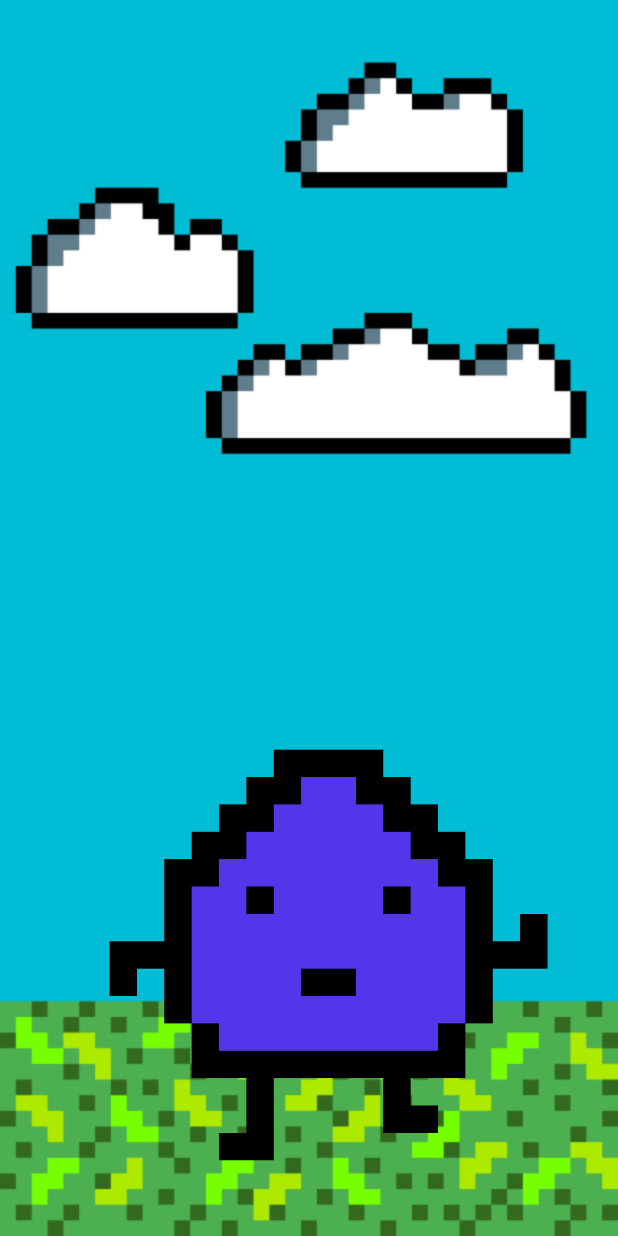
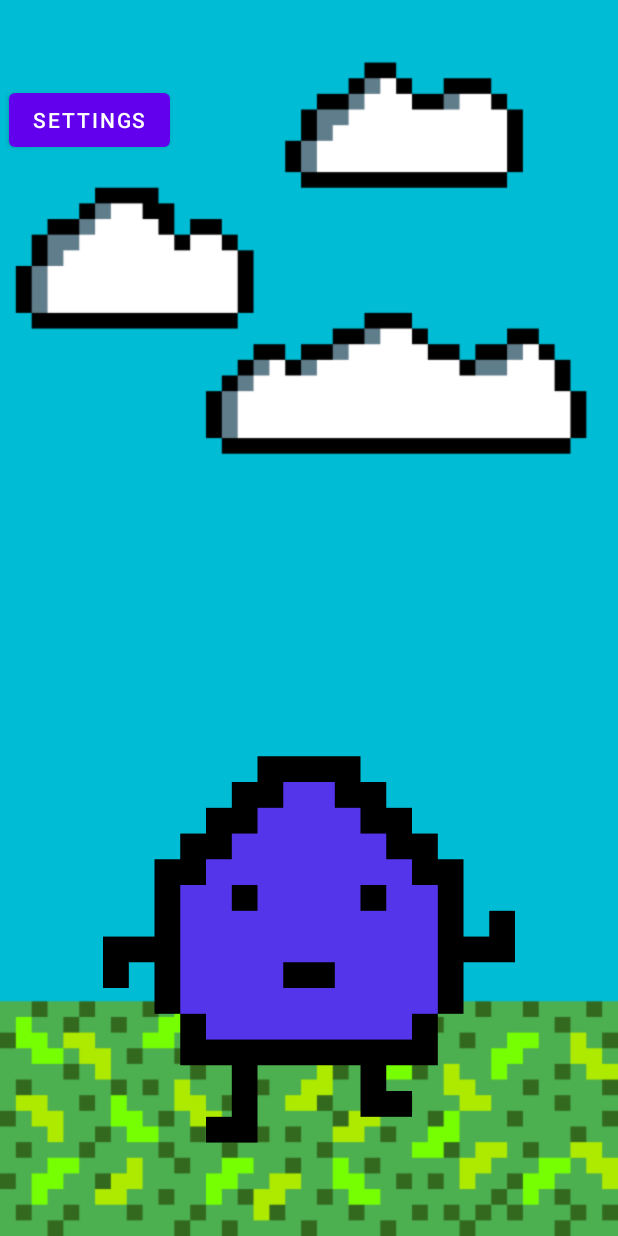
Before and after one commit to EthanMidHts/HealthPet, an Android app: the PetScreenFragment screen opened directly, with no data from a screen before it, on a phone screen of 412 x 824 dp. Run offline under Robolectric (Android 15) with nearby library versions, the light colour scheme and no system bars; Roboto replaces fonts that are not available here.

Commit message:
Start settings menu

```diff
--- a/app/build.gradle
+++ b/app/build.gradle
@@ -51,6 +51,7 @@ dependencies {
     implementation 'androidx.lifecycle:lifecycle-viewmodel-ktx:2.4.1'
     implementation platform('com.google.firebase:firebase-bom:29.2.0')
     implementation 'com.google.firebase:firebase-auth:19.2.0'
+    implementation 'androidx.preference:preference:1.1.1'
     testImplementation 'junit:junit:4.13.2'
     androidTestImplementation 'androidx.test.ext:junit:1.1.3'
     androidTestImplementation 'androidx.test.espresso:espresso-core:3.4.0'
--- a/app/src/main/java/com/ethanchris/android/healthpet/views/PetScreenFragment.kt
+++ b/app/src/main/java/com/ethanchris/android/healthpet/views/PetScreenFragment.kt
@@ -1,5 +1,6 @@
 package com.ethanchris.android.healthpet.views
 
+import android.content.Intent
 import android.os.Bundle
 import android.os.Handler
 import android.util.Log
@@ -10,6 +11,7 @@ import android.view.WindowManager
 import android.widget.Button
 import androidx.appcompat.app.AppCompatActivity
 import androidx.fragment.app.Fragment
+import com.ethanchris.android.healthpet.R
 import com.ethanchris.android.healthpet.databinding.PetScreenFragmentFullscreenBinding
 
 /**
@@ -78,6 +80,12 @@ class PetScreenFragment : Fragment() {
 
     override fun onViewCreated(view: View, savedInstanceState: Bundle?) {
         super.onViewCreated(view, savedInstanceState)
+
+        val openSettingsButton = view.findViewById<Button>(R.id.open_settings_button)
+        openSettingsButton.setOnClickListener {
+            val intent = Intent(this.context, SettingsActivity::class.java)
+            startActivity(intent)
+        }
     }
 
     override fun onResume() {
--- a/app/src/main/res/layout/pet_screen_fragment_fullscreen.xml
+++ b/app/src/main/res/layout/pet_screen_fragment_fullscreen.xml
@@ -1,19 +1,23 @@
 <?xml version="1.0" encoding="utf-8"?>
 <FrameLayout xmlns:android="http://schemas.android.com/apk/res/android"
+    xmlns:app="http://schemas.android.com/apk/res-auto"
     xmlns:tools="http://schemas.android.com/tools"
     android:layout_width="match_parent"
     android:layout_height="match_parent"
-    xmlns:app="http://schemas.android.com/apk/res-auto"
     android:background="@drawable/background"
+    android:fitsSystemWindows="true"
     android:theme="@style/ThemeOverlay.HealthPet.FullscreenContainer"
     tools:context=".views.PetScreenFragment">
 
     <pl.droidsonroids.gif.GifImageView
         android:id="@+id/Petgif"
-        android:layout_width="438dp"
-        android:layout_height="726dp"
+        android:layout_width="match_parent"
+        android:layout_height="wrap_content"
         android:layout_marginTop="228dp"
+        android:adjustViewBounds="true"
+        android:cropToPadding="false"
         android:src="@drawable/purpleguyidel"
+        android:translationY="100dp"
         app:layout_constraintBottom_toBottomOf="parent"
         app:layout_constraintEnd_toEndOf="parent"
         app:layout_constraintHorizontal_bias="0.495"
@@ -21,4 +25,11 @@
         app:layout_constraintTop_toTopOf="parent"
         tools:ignore="ImageContrastCheck" />
 
+    <Button
+        android:id="@+id/open_settings_button"
+        android:layout_width="wrap_content"
+        android:layout_height="wrap_content"
+        android:insetLeft="6dp"
+        android:text="Settings" />
+
 </FrameLayout>
```
Also changed, not shown: app/src/main/AndroidManifest.xml (+6 -3 lines), app/src/main/java/com/ethanchris/android/healthpet/ui/login/LoginActivity.java (+4 -3 lines), app/src/main/java/com/ethanchris/android/healthpet/views/SettingsActivity.java (added, +16 -0 lines), app/src/main/res/layout/activity_settings.xml (added, +20 -0 lines), app/src/main/res/values/arrays.xml (added, +12 -0 lines), app/src/main/res/values/strings.xml (+6 -1 lines), app/src/main/res/xml/root_preferences.xml (added, +13 -0 lines).
